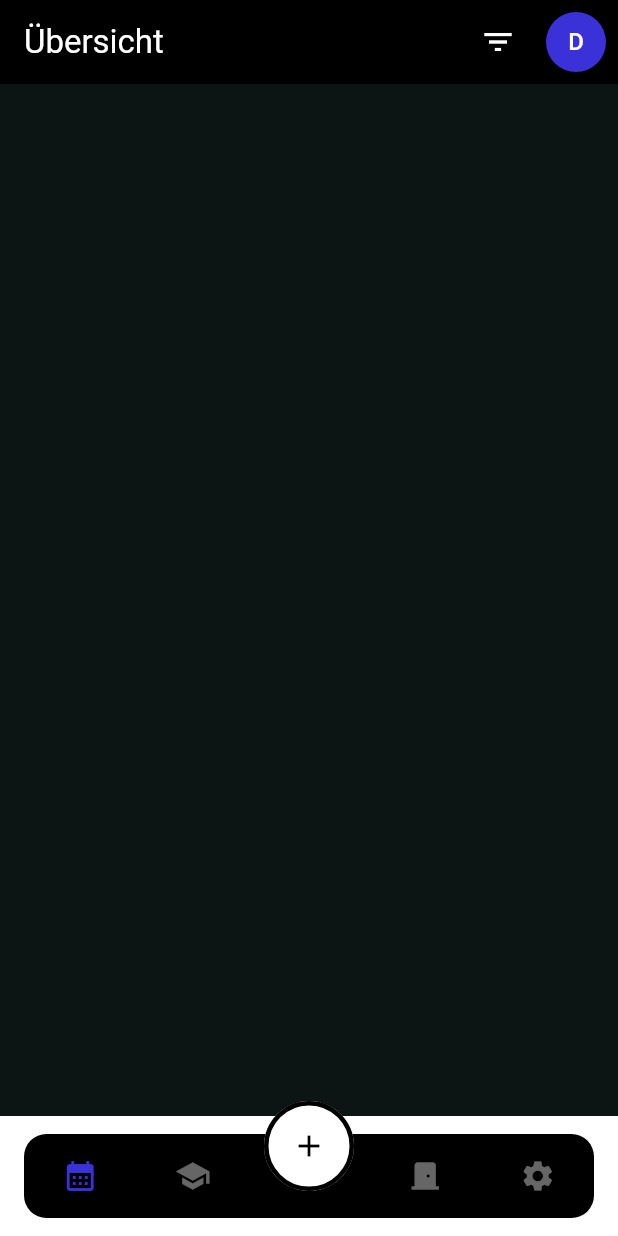
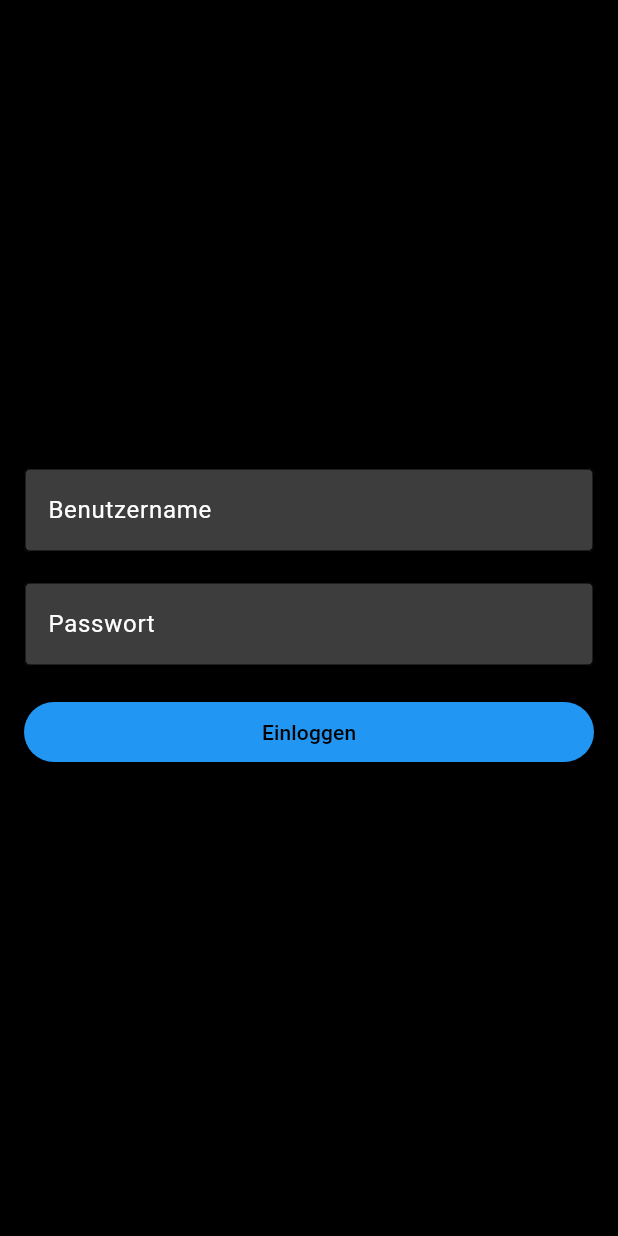
Before and after one commit to DanielDa1998/kwa_app, a Flutter app: the screen it shows after launch, on a phone screen of 412 x 824 dp. Run offline on Flutter 3.47's test engine with Material 3 defaults, Android fonts, the phone set to English and light mode, and no system bars; our stand-ins replace cloud_firestore, firebase_core; accounts and stored records are empty.

Commit message:
07.03.2024

```diff
--- a/lib/main.dart
+++ b/lib/main.dart
@@ -6,6 +6,7 @@ import 'package:kwa_app/nav_bar.dart';
 import 'package:kwa_app/nav_model.dart';
 import 'package:kwa_app/new_lesson.dart';
 import 'package:kwa_app/settings.dart';
+import 'package:kwa_app/start.dart';
 import 'package:kwa_app/view.dart';
 import 'firebase_options.dart';
 
@@ -18,10 +19,8 @@ void main() async {
   await Firebase.initializeApp(
     options: DefaultFirebaseOptions.currentPlatform,
   );
-  initializeDateFormatting().then((_) {
-    runApp(MyApp());
-  });
-  ;
+  await initializeDateFormatting(); // Initialisiere die Datum-Formatierung hier
+  runApp(MyApp());
 }
 
 class MyApp extends StatelessWidget {
@@ -31,14 +30,15 @@ class MyApp extends StatelessWidget {
   Widget build(BuildContext context) {
     return MaterialApp(
       title: 'Flutter Demo',
+      home: LoginPage(),
       theme: ThemeData(
         colorScheme: ColorScheme.fromSwatch().copyWith(
-          primary: const Color(0xFF3A31D8),
-          secondary: const Color(0xFF020024),
-          background: const Color(0xFF0D1414),
+          primary: Color.fromARGB(255, 0, 0, 0),
+          secondary: Color.fromARGB(255, 0, 0, 0),
+          background: Color.fromARGB(255, 0, 0, 0),
           onPrimary: Colors.white,
           onSecondary: Colors.white,
-          surface: const Color(0xFF0D1414),
+          surface: Color.fromARGB(255, 0, 0, 0),
         ),
         textTheme: const TextTheme(
           bodyText2: TextStyle(color: Colors.white),
@@ -53,7 +53,6 @@ class MyApp extends StatelessWidget {
         scaffoldBackgroundColor: Color(0xFF0D1414),
         useMaterial3: true,
       ),
-      home: const MyCustomPage(),
       debugShowCheckedModeBanner: false,
     );
   }
@@ -113,11 +112,35 @@ class _MyCustomPageState extends State<MyCustomPage> {
                   _showFilterDialog(context);
                 },
               ),
-              const Padding(
-                padding: EdgeInsets.all(8.0),
-                child: CircleAvatar(
-                  backgroundColor: Color(0xFF3A31D8),
-                  child: Text('D', style: TextStyle(color: Colors.white)),
+              PopupMenuButton<String>(
+                onSelected: (value) {
+                  if (value == 'logout') {
+                    Navigator.of(context).pushReplacement(
+                      MaterialPageRoute(
+                          builder: (context) =>
+                              LoginPage()), // Stelle sicher, dass LoginPage importiert wird
+                    );
+                  }
+                },
+                itemBuilder: (BuildContext context) {
+                  return [
+                    PopupMenuItem<String>(
+                      value: 'logout',
+                      child: Text(
+                        'Abmelden',
+                        style: TextStyle(
+                            color: Colors
+                                .white), // Helle Textfarbe für bessere Sichtbarkeit
+                      ),
+                    ),
+                  ];
+                },
+                child: const Padding(
+                  padding: EdgeInsets.all(8.0),
+                  child: CircleAvatar(
+                    backgroundColor: Color(0xFF3A31D8),
+                    child: Text('D', style: TextStyle(color: Colors.white)),
+                  ),
                 ),
               ),
             ],
--- /dev/null
+++ b/lib/start.dart
@@ -0,0 +1,52 @@
+import 'package:flutter/material.dart';
+import 'package:kwa_app/main.dart'; // Importiere deine Hauptseite
+
+class LoginPage extends StatelessWidget {
+  @override
+  Widget build(BuildContext context) {
+    return Scaffold(
+      backgroundColor: Colors.black,
+      body: Padding(
+        padding: EdgeInsets.all(16.0),
+        child: Column(
+          mainAxisAlignment: MainAxisAlignment.center,
+          crossAxisAlignment: CrossAxisAlignment.stretch,
+          children: <Widget>[
+            TextField(
+              decoration: InputDecoration(
+                filled: true,
+                fillColor: Colors.white24,
+                labelText: 'Benutzername',
+                labelStyle: TextStyle(color: Colors.white),
+                border: OutlineInputBorder(),
+              ),
+              style: TextStyle(color: Colors.white),
+            ),
+            SizedBox(height: 20),
+            TextField(
+              decoration: InputDecoration(
+                filled: true,
+                fillColor: Colors.white24,
+                labelText: 'Passwort',
+                labelStyle: TextStyle(color: Colors.white),
+                border: OutlineInputBorder(),
+              ),
+              obscureText: true,
+              style: TextStyle(color: Colors.white),
+            ),
+            SizedBox(height: 20),
+            ElevatedButton(
+              child: Text('Einloggen'),
+              onPressed: () {
+                Navigator.of(context).pushReplacement(
+                  MaterialPageRoute(builder: (context) => MyCustomPage()),
+                );
+              },
+              style: ElevatedButton.styleFrom(backgroundColor: Colors.blue),
+            ),
+          ],
+        ),
+      ),
+    );
+  }
+}
```
Also changed, not shown: lib/all_students.dart (+81 -27 lines), lib/student_change.dart (+42 -35 lines), lib/student_list.dart (+49 -36 lines).
